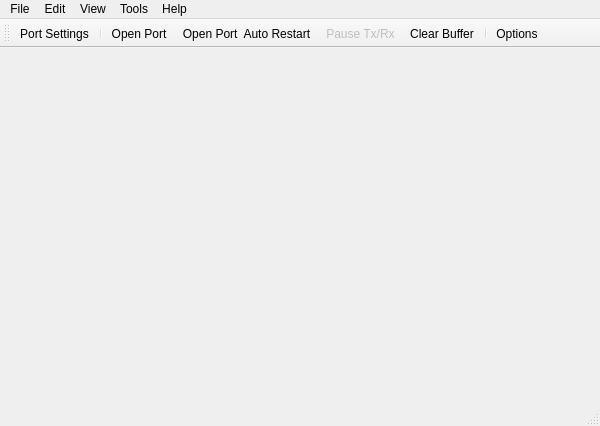
Old version of the form SerialTool/ui/mainwindow.ui in the repository skiars/SerialTool.
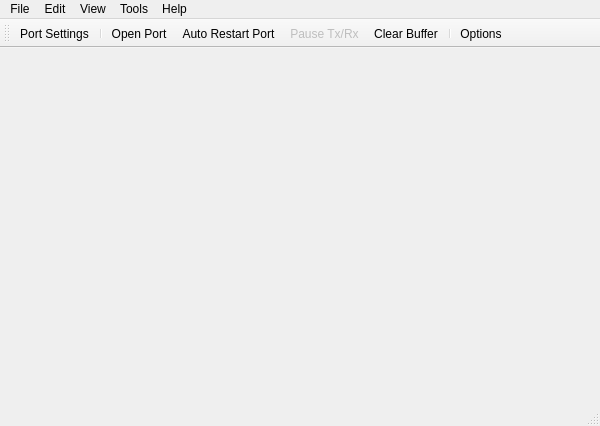
New version of the form. Icons and pictures are not drawn.

```diff
--- a/SerialTool/ui/mainwindow.ui
+++ b/SerialTool/ui/mainwindow.ui
@@ -184,10 +184,7 @@
      <normalon>:/SerialTool/images/exit.ico</normalon>:/SerialTool/images/start.ico</iconset>
    </property>
    <property name="text">
-    <string>Open Port &amp; Auto Restart</string>
-   </property>
-   <property name="toolTip">
-    <string>Open Port &amp; Auto Restart</string>
+    <string>Auto Restart Port</string>
    </property>
    <property name="shortcut">
     <string>Ctrl+Alt+S</string>
```
